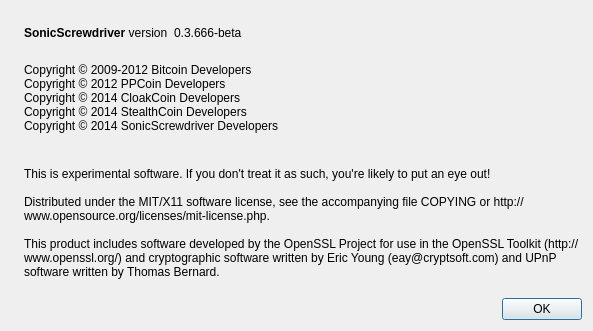
First picture: the form in src/qt/forms/aboutdialog.ui, repository SonicScrew/SonicScrewdriver, before the edit.
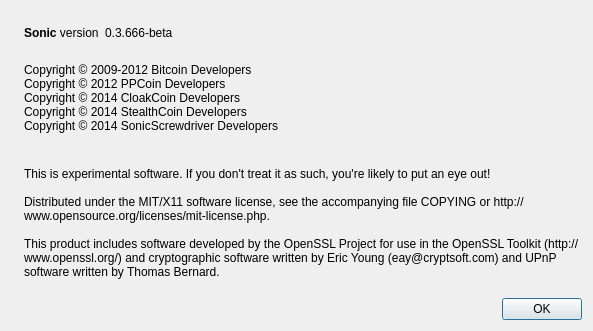
Second picture: the form after the edit. Icons and pictures are not drawn.

```diff
--- a/src/qt/forms/aboutdialog.ui
+++ b/src/qt/forms/aboutdialog.ui
@@ -53,7 +53,7 @@
           <cursorShape>IBeamCursor</cursorShape>
          </property>
          <property name="text">
-          <string>&lt;b&gt;SonicScrewdriver&lt;/b&gt; version</string>
+          <string>&lt;b&gt;Sonic&lt;/b&gt; version</string>
          </property>
          <property name="textInteractionFlags">
           <set>Qt::LinksAccessibleByMouse|Qt::TextSelectableByKeyboard|Qt::TextSelectableByMouse</set>
```
Left out of the diff: 2 changed lines with no effect on the pictures.
